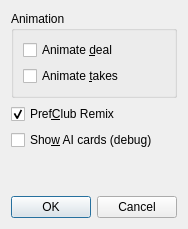
Before: the Qt Designer form src/ui/optform.ui in infsega/bbpref, drawn with Qt 5.
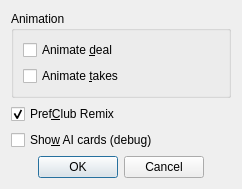
After: the same form once the commit is applied. Icons and pictures are not drawn.

The edit to the form file:
```diff
--- a/src/ui/optform.ui
+++ b/src/ui/optform.ui
@@ -10,7 +10,7 @@
     <x>0</x>
     <y>0</y>
     <width>242</width>
-    <height>200</height>
+    <height>186</height>
    </rect>
   </property>
   <property name="windowTitle">
@@ -24,9 +24,6 @@
    <bool>true</bool>
   </property>
   <layout class="QVBoxLayout" name="verticalLayout">
-   <property name="sizeConstraint">
-    <enum>QLayout::SetFixedSize</enum>
-   </property>
    <item>
     <widget class="QGroupBox" name="groupBox">
      <property name="title">
@@ -94,19 +91,6 @@
      </property>
     </widget>
    </item>
-   <item>
-    <spacer name="verticalSpacer">
-     <property name="orientation">
-      <enum>Qt::Vertical</enum>
-     </property>
-     <property name="sizeHint" stdset="0">
-      <size>
-       <width>20</width>
-       <height>40</height>
-      </size>
-     </property>
-    </spacer>
-   </item>
    <item>
     <widget class="QDialogButtonBox" name="buttonBox">
      <property name="standardButtons">
```
